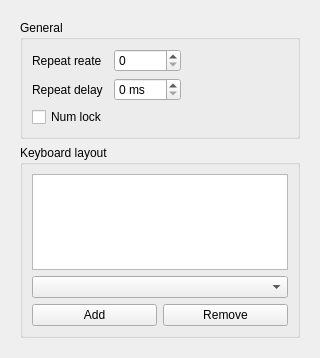
labwc/labwc-tweaks, file src/keyboard.ui: the form before one commit.
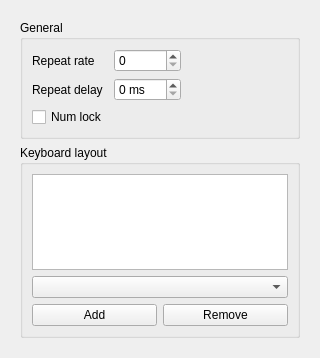
The form after the commit.

Commit message: keyboard.ui: fix typo s/reate/rate/

Patch:
```diff
--- a/src/keyboard.ui
+++ b/src/keyboard.ui
@@ -23,7 +23,7 @@
          <item row="0" column="0">
           <widget class="QLabel" name="label">
            <property name="text">
-            <string>Repeat reate</string>
+            <string>Repeat rate</string>
            </property>
           </widget>
          </item>
```
